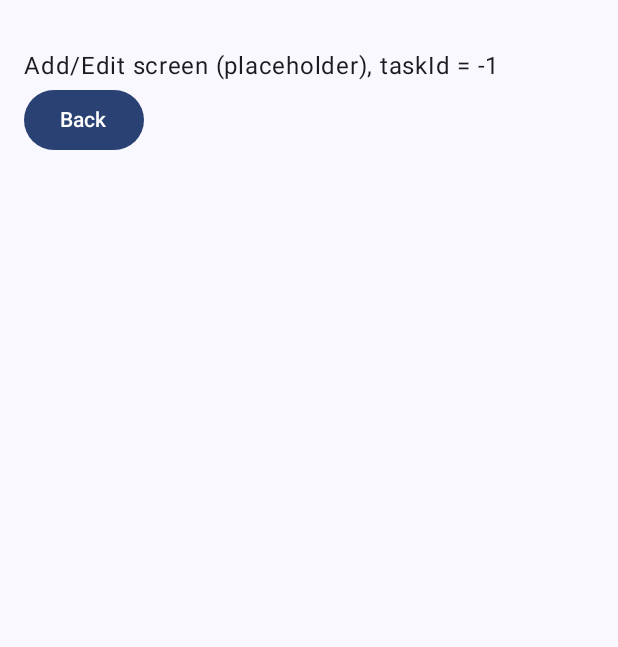
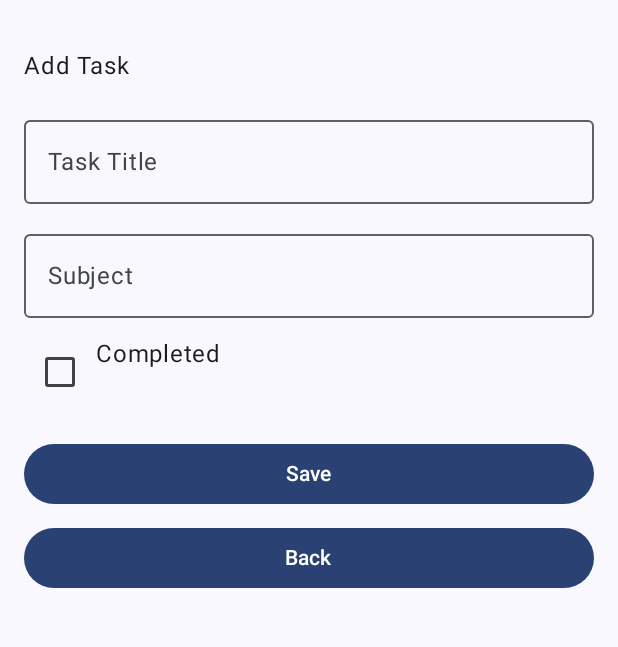
Before and after one commit to abdulqahhar-sulaiman/study-task-tracker, an Android app built with Jetpack Compose: the screen it shows after launch (MainActivity), after a tap on "Add task", on a phone screen of 412 x 824 dp, the part 72-719 px from its top. Run offline under Robolectric (Android 15) with nearby library versions, the phone set to English and light mode, and no system bars.

Commit message:
Implement TaskEditScreen

```diff
--- a/app/src/main/java/com/fni421/studytasktracker/ui/TaskEditScreen.kt
+++ b/app/src/main/java/com/fni421/studytasktracker/ui/TaskEditScreen.kt
@@ -1,26 +1,133 @@
 package com.fni421.studytasktracker.ui
 
+import androidx.compose.foundation.layout.Arrangement
 import androidx.compose.foundation.layout.Column
+import androidx.compose.foundation.layout.Row
+import androidx.compose.foundation.layout.Spacer
 import androidx.compose.foundation.layout.fillMaxSize
+import androidx.compose.foundation.layout.fillMaxWidth
+import androidx.compose.foundation.layout.height
 import androidx.compose.foundation.layout.padding
 import androidx.compose.material3.Button
+import androidx.compose.material3.Checkbox
+import androidx.compose.material3.OutlinedTextField
 import androidx.compose.material3.Text
-import androidx.compose.runtime.Composable
+import androidx.compose.runtime.LaunchedEffect
+import androidx.compose.runtime.getValue
+import androidx.compose.runtime.mutableStateOf
+import androidx.compose.runtime.remember
+import androidx.compose.runtime.setValue
 import androidx.compose.ui.Modifier
 import androidx.compose.ui.unit.dp
 import com.fni421.studytasktracker.viewmodel.TaskViewModel
+import com.fni421.studytasktracker.data.Task
 
-// PLACEHOLDER: Member 5 (Zainab) replaces everything in this file.
-// Keep the function signature exactly as it is (it is part of the shared contract).
-// taskId == -1 means "add a new task".
-@Composable
+@androidx.compose.runtime.Composable
 fun TaskEditScreen(
     viewModel: TaskViewModel,
     taskId: Int,
     onDone: () -> Unit
 ) {
-    Column(modifier = Modifier.fillMaxSize().padding(16.dp)) {
-        Text("Add/Edit screen (placeholder), taskId = $taskId")
-        Button(onClick = onDone) { Text("Back") }
+    var title by remember { mutableStateOf("") }
+    var subject by remember { mutableStateOf("") }
+    var isDone by remember { mutableStateOf(false) }
+    var currentTask by remember { mutableStateOf<Task?>(null) }
+
+    // If editing an existing task, load its information
+    LaunchedEffect(taskId) {
+        if (taskId != -1) {
+            val task = viewModel.getTask(taskId)
+            currentTask = task
+
+            if (task != null) {
+                title = task.title
+                subject = task.subject
+                isDone = task.isDone
+            }
+        }
+    }
+
+    Column(
+        modifier = Modifier
+            .fillMaxSize()
+            .padding(16.dp),
+        verticalArrangement = Arrangement.Top
+    ) {
+
+        Text(
+            text = if (taskId == -1) "Add Task" else "Edit Task"
+        )
+
+        Spacer(modifier = Modifier.height(16.dp))
+
+        OutlinedTextField(
+            value = title,
+            onValueChange = { title = it },
+            label = { Text("Task Title") },
+            modifier = Modifier.fillMaxWidth()
+        )
+
+        Spacer(modifier = Modifier.height(12.dp))
+
+        OutlinedTextField(
+            value = subject,
+            onValueChange = { subject = it },
+            label = { Text("Subject") },
+            modifier = Modifier.fillMaxWidth()
+        )
+
+        Spacer(modifier = Modifier.height(12.dp))
+
+        Row(
+            modifier = Modifier.fillMaxWidth()
+        ) {
+            Checkbox(
+                checked = isDone,
+                onCheckedChange = { isDone = it }
+            )
+
+            Text(
+                text = "Completed"
+            )
+        }
+
+        Spacer(modifier = Modifier.height(20.dp))
+
+        Button(
+            onClick = {
+                if (taskId == -1) {
+                    viewModel.addTask(
+                        title = title,
+                        subject = subject
+                    )
+                }  else {
+            val task = currentTask
+
+            if (task != null) {
+                viewModel.updateTask(
+                    task.copy(
+                        title = title,
+                        subject = subject,
+                        isDone = isDone
+                    )
+                )
+            }
+                }
+
+                onDone()
+            },
+            modifier = Modifier.fillMaxWidth()
+        ) {
+            Text("Save")
+        }
+
+        Spacer(modifier = Modifier.height(8.dp))
+
+        Button(
+            onClick = onDone,
+            modifier = Modifier.fillMaxWidth()
+        ) {
+            Text("Back")
+        }
     }
 }
```
